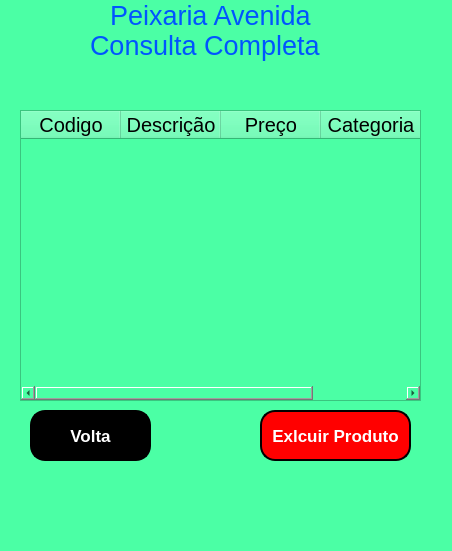
marceloamaro/Pratica_BD, file Projeto/sete_quarta.ui: the form before one commit.
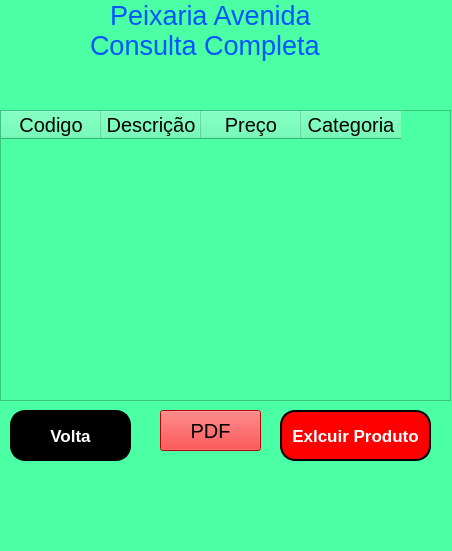
The form after the commit. Icons and pictures are not drawn.

Patch:
```diff
--- a/Projeto/sete_quarta.ui
+++ b/Projeto/sete_quarta.ui
@@ -20,7 +20,7 @@
    <widget class="QPushButton" name="pushButton_6">
     <property name="geometry">
      <rect>
-      <x>30</x>
+      <x>10</x>
       <y>410</y>
       <width>121</width>
       <height>51</height>
@@ -69,9 +69,9 @@
    <widget class="QTableWidget" name="tableWidget">
     <property name="geometry">
      <rect>
-      <x>20</x>
+      <x>0</x>
       <y>110</y>
-      <width>401</width>
+      <width>451</width>
       <height>291</height>
      </rect>
     </property>
@@ -184,7 +184,7 @@
    <widget class="QPushButton" name="pushButton_4">
     <property name="geometry">
      <rect>
-      <x>260</x>
+      <x>280</x>
       <y>410</y>
       <width>151</width>
       <height>51</height>
@@ -209,6 +209,27 @@
      <string>Exlcuir Produto</string>
     </property>
    </widget>
+   <widget class="QPushButton" name="pushButton">
+    <property name="geometry">
+     <rect>
+      <x>160</x>
+      <y>410</y>
+      <width>101</width>
+      <height>41</height>
+     </rect>
+    </property>
+    <property name="font">
+     <font>
+      <pointsize>15</pointsize>
+     </font>
+    </property>
+    <property name="styleSheet">
+     <string notr="true">background-color: rgb(255, 0, 0);</string>
+    </property>
+    <property name="text">
+     <string>PDF</string>
+    </property>
+   </widget>
    <zorder>label_2</zorder>
    <zorder>pushButton_6</zorder>
    <zorder>label_6</zorder>
```
Left out of the diff: 1 changed line with no effect on the pictures.
